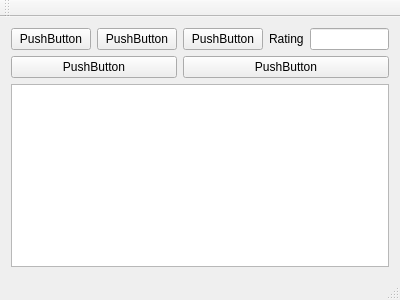
Above: 2sem/hw8/task8_2/bashquotes.ui from spp-plotnikov/homeworks before the change. Below: the same form after it.
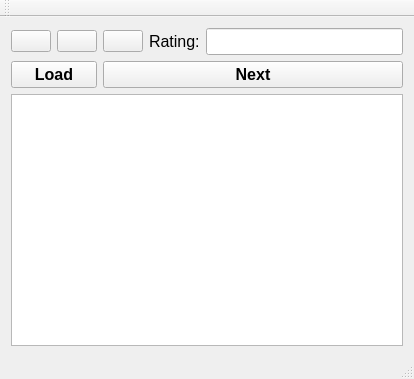
That is the form after the change. Icons and pictures are not drawn.

```diff
--- a/2sem/hw8/task8_2/bashquotes.ui
+++ b/2sem/hw8/task8_2/bashquotes.ui
@@ -6,8 +6,8 @@
    <rect>
     <x>0</x>
     <y>0</y>
-    <width>400</width>
-    <height>300</height>
+    <width>414</width>
+    <height>379</height>
    </rect>
   </property>
   <property name="windowTitle">
@@ -26,31 +26,61 @@
     <item row="0" column="1">
      <widget class="QPushButton" name="bayan">
       <property name="text">
-       <string>PushButton</string>
+       <string/>
+      </property>
+      <property name="iconSize">
+       <size>
+        <width>77</width>
+        <height>43</height>
+       </size>
       </property>
      </widget>
     </item>
     <item row="0" column="2">
      <widget class="QPushButton" name="decreaseRating">
       <property name="text">
-       <string>PushButton</string>
+       <string/>
+      </property>
+      <property name="icon">
+       <iconset theme="2">
+        <normaloff>images/minus.png</normaloff>images/minus.png</iconset>
+      </property>
+      <property name="iconSize">
+       <size>
+        <width>43</width>
+        <height>43</height>
+       </size>
       </property>
      </widget>
     </item>
     <item row="0" column="4">
-     <widget class="QLineEdit" name="rating"/>
+     <widget class="QLineEdit" name="rating">
+      <property name="font">
+       <font>
+        <pointsize>12</pointsize>
+       </font>
+      </property>
+      <property name="readOnly">
+       <bool>true</bool>
+      </property>
+     </widget>
     </item>
     <item row="0" column="3">
      <widget class="QLabel" name="label">
+      <property name="font">
+       <font>
+        <pointsize>12</pointsize>
+       </font>
+      </property>
       <property name="text">
-       <string>Rating</string>
+       <string>Rating:</string>
       </property>
      </widget>
     </item>
     <item row="0" column="0">
      <widget class="QPushButton" name="increaseRating">
       <property name="text">
-       <string>PushButton</string>
+       <string/>
       </property>
       <property name="icon">
        <iconset theme="1">
@@ -58,16 +88,29 @@
       </property>
       <property name="iconSize">
        <size>
-        <width>40</width>
-        <height>40</height>
+        <width>43</width>
+        <height>43</height>
        </size>
       </property>
      </widget>
     </item>
     <item row="2" column="2" colspan="3">
      <widget class="QPushButton" name="next">
+      <property name="font">
+       <font>
+        <pointsize>12</pointsize>
+        <weight>75</weight>
+        <bold>true</bold>
+       </font>
+      </property>
       <property name="text">
-       <string>PushButton</string>
+       <string>Next</string>
+      </property>
+      <property name="iconSize">
+       <size>
+        <width>43</width>
+        <height>43</height>
+       </size>
       </property>
      </widget>
     </item>
@@ -76,8 +119,21 @@
     </item>
     <item row="2" column="0" colspan="2">
      <widget class="QPushButton" name="load">
+      <property name="font">
+       <font>
+        <pointsize>12</pointsize>
+        <weight>75</weight>
+        <bold>true</bold>
+       </font>
+      </property>
       <property name="text">
-       <string>PushButton</string>
+       <string>Load</string>
+      </property>
+      <property name="iconSize">
+       <size>
+        <width>43</width>
+        <height>43</height>
+       </size>
       </property>
      </widget>
     </item>
```
Left out of the diff: 4 changed lines with no effect on the pictures.
